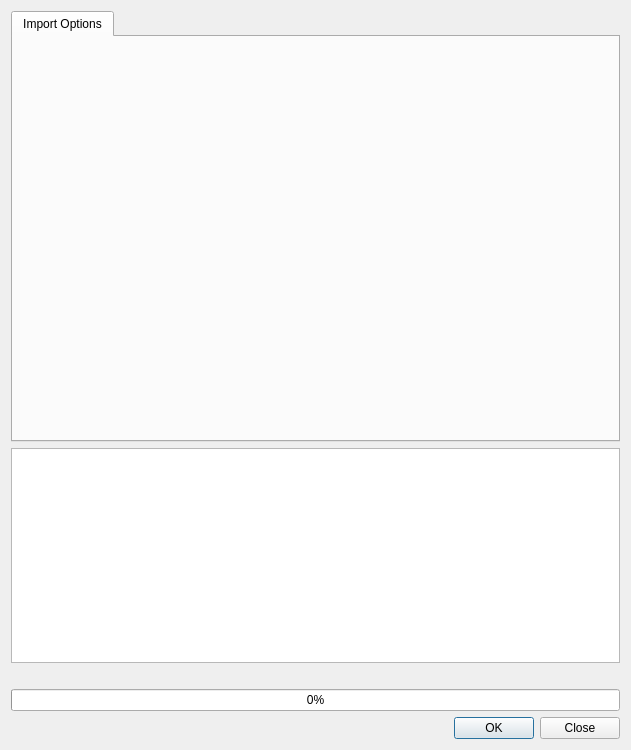
First picture: the form in src/plugins/qmldesigner/components/itemlibrary/itemlibraryassetimportdialog.ui, repository qt-creator/qt-creator, before the edit.
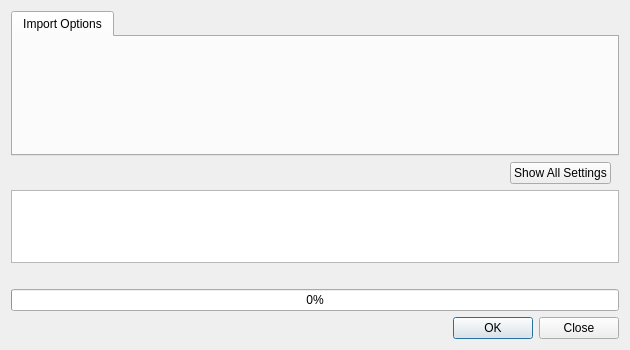
Second picture: the form after the edit.

Commit message:
QmlDesigner: Hide advanced 3D model import options
Only simple options are shown by default.

Fixes: QDS-6574

```diff
--- a/src/plugins/qmldesigner/components/itemlibrary/itemlibraryassetimportdialog.ui
+++ b/src/plugins/qmldesigner/components/itemlibrary/itemlibraryassetimportdialog.ui
@@ -6,13 +6,15 @@
    <rect>
     <x>0</x>
     <y>0</y>
-    <width>631</width>
-    <height>750</height>
+    <width>630</width>
+    <height>350</height>
    </rect>
   </property>
   <property name="windowTitle">
    <string>Asset Import</string>
   </property>
+  <layout class="QFormLayout" name="formLayout">
+   <item row="0" column="0" colspan="2">
   <layout class="QVBoxLayout" name="verticalLayout">
    <item>
     <widget class="QTabWidget" name="tabWidget">
@@ -35,6 +37,46 @@
      </widget>
     </widget>
    </item>
+     <item>
+      <layout class="QHBoxLayout" name="horizontalLayout">
+       <item>
+        <spacer name="horizontalSpacer">
+         <property name="orientation">
+          <enum>Qt::Horizontal</enum>
+         </property>
+         <property name="sizeHint" stdset="0">
+          <size>
+           <width>80</width>
+           <height>20</height>
+          </size>
+         </property>
+        </spacer>
+       </item>
+       <item>
+        <widget class="QPushButton" name="advancedSettingsButton">
+         <property name="text">
+          <string>Show All Settings</string>
+         </property>
+        </widget>
+       </item>
+       <item>
+        <spacer name="horizontalSpacer_2">
+         <property name="orientation">
+          <enum>Qt::Horizontal</enum>
+         </property>
+         <property name="sizeType">
+          <enum>QSizePolicy::Fixed</enum>
+         </property>
+         <property name="sizeHint" stdset="0">
+          <size>
+           <width>8</width>
+           <height>20</height>
+          </size>
+         </property>
+        </spacer>
+       </item>
+      </layout>
+     </item>
    <item>
     <widget class="QPlainTextEdit" name="plainTextEdit">
      <property name="sizePolicy">
@@ -50,6 +92,12 @@
    </item>
    <item>
     <widget class="QLabel" name="progressLabel">
+       <property name="sizePolicy">
+        <sizepolicy hsizetype="Preferred" vsizetype="Fixed">
+         <horstretch>0</horstretch>
+         <verstretch>0</verstretch>
+        </sizepolicy>
+       </property>
      <property name="text">
       <string/>
      </property>
@@ -68,6 +116,8 @@
       <set>QDialogButtonBox::Close|QDialogButtonBox::Ok</set>
      </property>
     </widget>
+     </item>
+    </layout>
    </item>
   </layout>
  </widget>
```
Lines whose indentation alone changed are shown as unchanged. The commit also changes 2 other files.
